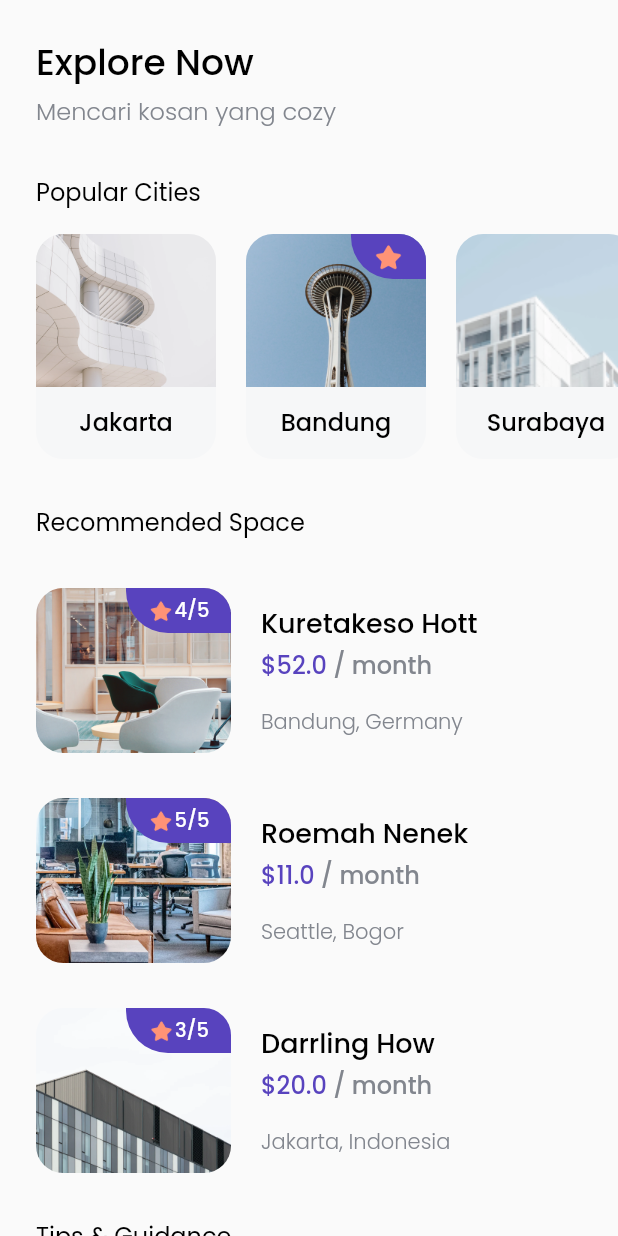
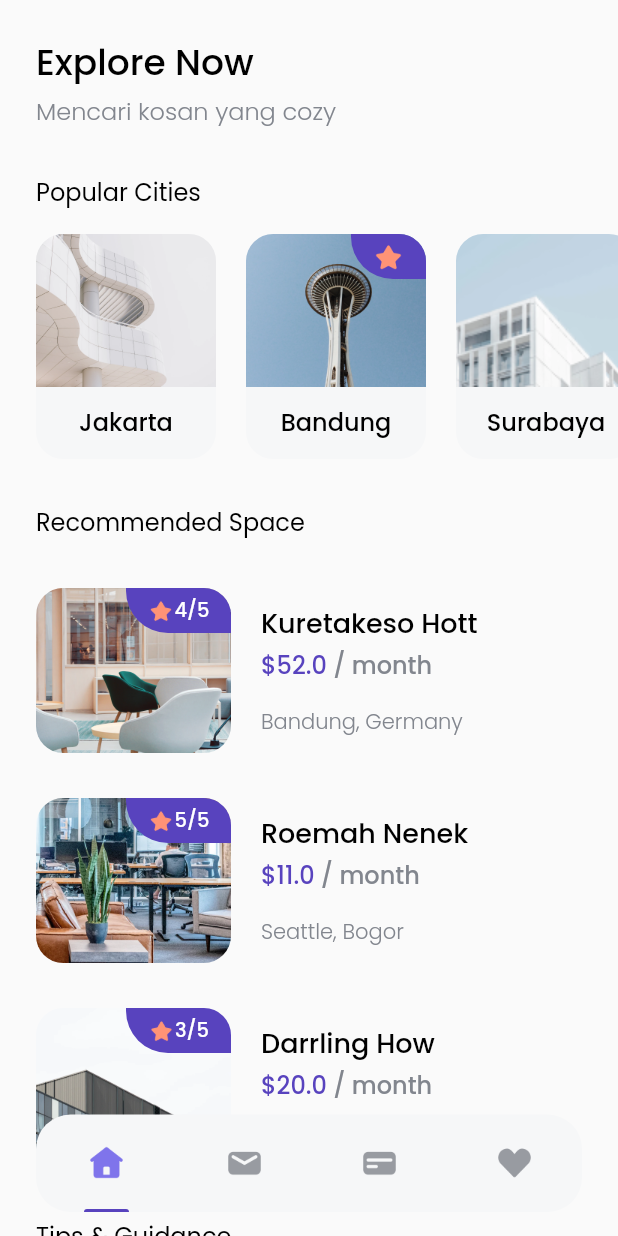
Before and after one commit to fanicahyo7/bwa_cozy, a Flutter app: the HomePage screen opened directly, on a phone screen of 412 x 824 dp. Run offline on Flutter 3.47's test engine with Material 2 defaults, Android fonts, the phone set to English and light mode, and no system bars; our stand-ins replace google_fonts.

Commit message:
bottom bar

```diff
--- a/lib/pages/home_page.dart
+++ b/lib/pages/home_page.dart
@@ -2,6 +2,7 @@ import 'package:bwa_cozy/models/city.dart';
 import 'package:bwa_cozy/models/space.dart';
 import 'package:bwa_cozy/models/tips.dart';
 import 'package:bwa_cozy/theme.dart';
+import 'package:bwa_cozy/widgets/bottom_bar.dart';
 import 'package:bwa_cozy/widgets/city_card.dart';
 import 'package:bwa_cozy/widgets/space_card.dart';
 import 'package:bwa_cozy/widgets/tips_card.dart';
@@ -169,9 +170,40 @@ class HomePage extends StatelessWidget {
                   updatedAt: 'Updated 11 Dec'))
             ],
           ),
-          SizedBox(height: 145,)
+          SizedBox(
+            height: 100,
+          ),
         ],
       )),
+      floatingActionButton: Container(
+        width: MediaQuery.of(context).size.width - (2 * jarak),
+        height: 65,
+        margin: EdgeInsets.symmetric(horizontal: jarak),
+        decoration: BoxDecoration(
+            color: Color(0xffF6F7F8), borderRadius: BorderRadius.circular(23)),
+        child: Row(
+          mainAxisAlignment: MainAxisAlignment.spaceAround,
+          children: [
+            BottomBar(
+              imageUrl: 'assets/Icon_home_active.png',
+              isActive: true,
+            ),
+            BottomBar(
+              imageUrl: 'assets/Icon_mail.png',
+              isActive: false,
+            ),
+            BottomBar(
+              imageUrl: 'assets/Icon_card.png',
+              isActive: false,
+            ),
+            BottomBar(
+              imageUrl: 'assets/Icon_love.png',
+              isActive: false,
+            )
+          ],
+        ),
+      ),
+      floatingActionButtonLocation: FloatingActionButtonLocation.centerFloat,
     );
   }
 }
--- /dev/null
+++ b/lib/widgets/bottom_bar.dart
@@ -0,0 +1,33 @@
+import 'package:bwa_cozy/theme.dart';
+import 'package:flutter/material.dart';
+
+class BottomBar extends StatelessWidget {
+  final String imageUrl;
+  final bool isActive;
+
+  BottomBar({this.imageUrl, this.isActive});
+  @override
+  Widget build(BuildContext context) {
+    return Column(
+      children: [
+        Spacer(),
+        Image.asset(
+          imageUrl,
+          width: 26,
+          height: 26,
+        ),
+        Spacer(),
+        isActive
+            ? Container(
+                width: 30,
+                height: 2,
+                decoration: BoxDecoration(
+                    color: purpleColor,
+                    borderRadius:
+                        BorderRadius.vertical(top: Radius.circular(1000))),
+              )
+            : Container()
+      ],
+    );
+  }
+}
```
Also changed, not shown: assets/Icon_card.png (added), assets/Icon_card_active.png (added), assets/Icon_home.png (added), assets/Icon_home_active.png (added), assets/Icon_love.png (added), assets/Icon_love_active.png (added), assets/Icon_mail.png (added), assets/Icon_mail_active.png (added).
